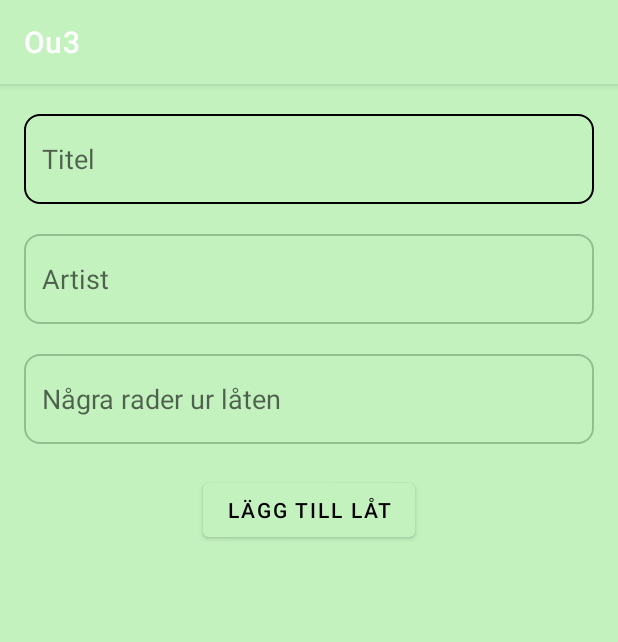
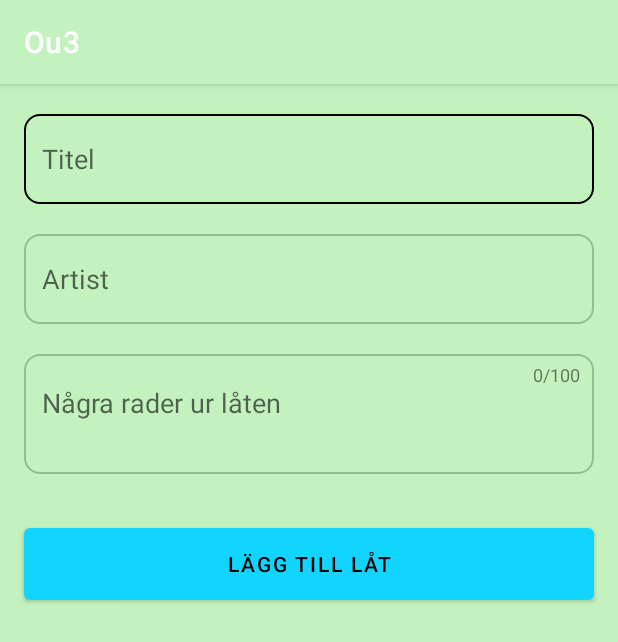
Before and after one commit to emmylindgren/OCCENTO, an Android app: the fragment AddSongFragment shown on its own in the app's theme, on a phone screen of 412 x 824 dp. Shown: the top 642 px of the screen. Run offline under Robolectric (Android 15) with nearby library versions, the phone set to English and light mode, and no system bars; our stand-ins replace Room's generated code.

Commit message:
Small things on add song fixed.

```diff
--- a/app/src/main/java/se/umu/emli/ou3/ui/addSong/AddSongFragment.java
+++ b/app/src/main/java/se/umu/emli/ou3/ui/addSong/AddSongFragment.java
@@ -1,18 +1,23 @@
 package se.umu.emli.ou3.ui.addSong;
 
 import android.os.Bundle;
+import android.text.Editable;
+import android.text.TextWatcher;
 import android.view.LayoutInflater;
 import android.view.View;
 import android.view.ViewGroup;
 import android.view.inputmethod.InputMethodManager;
 import android.widget.Button;
 import android.widget.EditText;
+import android.widget.TextView;
 
 import androidx.annotation.NonNull;
 import androidx.fragment.app.Fragment;
 import androidx.lifecycle.ViewModelProvider;
 
 import com.google.android.material.snackbar.Snackbar;
+
+import org.jetbrains.annotations.NotNull;
 
 import se.umu.emli.ou3.R;
 import se.umu.emli.ou3.Song;
@@ -23,6 +28,7 @@ public class AddSongFragment extends Fragment {
     private EditText editTextTitle;
     private EditText editTextArtist;
     private EditText editTextLyrics;
+    private TextView nrOfCharsLyrics;
     private Button saveSongButton;
 
     public View onCreateView(@NonNull LayoutInflater inflater,
@@ -32,12 +38,8 @@ public class AddSongFragment extends Fragment {
 
         View root = inflater.inflate(R.layout.fragment_add_song, container, false);
 
-        editTextTitle = root.findViewById(R.id.title_edit_text);
-        editTextArtist = root.findViewById(R.id.artist_edit_text);
-        editTextLyrics = root.findViewById(R.id.lyrics_edit_text);
-        saveSongButton = root.findViewById(R.id.save_song);
-
-        saveSongButton.setOnClickListener(this::addSong);
+        setUpViewItems(root);
+        setUpListeners();
 
         return root;
     }
@@ -45,8 +47,50 @@ public class AddSongFragment extends Fragment {
     @Override
     public void onDestroyView() {
         super.onDestroyView();
+    }
 
+    @Override
+    public void onPause(){
+        super.onPause();
+        hideKeyboard(requireView());
     }
+
+    private void setUpListeners() {
+        saveSongButton.setOnClickListener(this::addSong);
+        editTextLyrics.addTextChangedListener(startTextWatcher());
+    }
+
+    @NotNull
+    private TextWatcher startTextWatcher() {
+        return new TextWatcher() {
+            @Override
+            public void beforeTextChanged(CharSequence s, int start, int count, int after) {
+
+            }
+
+            @Override
+            public void onTextChanged(CharSequence s, int start, int before, int count) {
+
+            }
+
+            @Override
+            public void afterTextChanged(Editable editable) {
+                String currentText = editable.toString();
+                int currentLength = currentText.length();
+                nrOfCharsLyrics.setText(currentLength + "/100");
+            }
+        };
+    }
+
+    private void setUpViewItems(View root) {
+        editTextTitle = root.findViewById(R.id.title_edit_text);
+        editTextArtist = root.findViewById(R.id.artist_edit_text);
+        editTextLyrics = root.findViewById(R.id.lyrics_edit_text);
+        nrOfCharsLyrics = root.findViewById(R.id.max_chars_count);
+        saveSongButton = root.findViewById(R.id.save_song);
+    }
+
+
 
     private void addSong(View view){
         String title = editTextTitle.getText().toString();
@@ -74,7 +118,8 @@ public class AddSongFragment extends Fragment {
      * @param view
      */
     private void hideKeyboard(View view){
-        InputMethodManager imm = (InputMethodManager) requireContext().getSystemService(requireActivity().INPUT_METHOD_SERVICE);
+        InputMethodManager imm = (InputMethodManager) requireContext().
+                getSystemService(requireActivity().INPUT_METHOD_SERVICE);
         imm.hideSoftInputFromWindow(view.getWindowToken(), 0);
     }
 }
--- a/app/src/main/res/layout/fragment_add_song.xml
+++ b/app/src/main/res/layout/fragment_add_song.xml
@@ -19,6 +19,7 @@
         android:paddingEnd="12dp"
         android:background="@drawable/custom_input"
         android:ems="15"
+        android:maxLength="50"
         android:hint="@string/title_field"
         android:inputType="text" />
 
@@ -33,28 +34,53 @@
         android:paddingEnd="12dp"
         android:background="@drawable/custom_input"
         android:ems="15"
+        android:maxLength="50"
         android:hint="@string/artist_field"
         android:inputType="text" />
+
+    <RelativeLayout
+        android:layout_width="match_parent"
+        android:layout_height="100dp">
 
         <EditText
             android:id="@+id/lyrics_edit_text"
             android:layout_width="match_parent"
-        android:layout_height="60dp"
+            android:layout_height="100dp"
             android:layout_marginLeft="16dp"
             android:layout_marginRight="16dp"
             android:layout_marginTop="20dp"
+            android:paddingTop="20dp"
             android:paddingStart="12dp"
             android:paddingEnd="12dp"
             android:background="@drawable/custom_input"
             android:ems="15"
             android:hint="@string/lyrics_field"
-        android:inputType="text" />
+            android:inputType="text"
+            android:maxLength="100"
+            android:gravity="top"/>
+
+        <TextView
+            android:id="@+id/max_chars_count"
+            android:layout_width="wrap_content"
+            android:layout_height="wrap_content"
+            android:layout_alignTop="@+id/lyrics_edit_text"
+            android:layout_alignParentEnd="true"
+            android:layout_alignParentTop="true"
+            android:layout_marginTop="25dp"
+            android:layout_marginEnd="25dp"
+            android:layout_marginBottom="12dp"
+            android:text="@string/maxCharacterCount"
+            android:textSize="12sp" />
+    </RelativeLayout>
+
 
     <Button
         android:id="@+id/save_song"
-        android:layout_width="wrap_content"
-        android:layout_height="wrap_content"
-        android:layout_marginTop="20dp"
+        android:layout_width="match_parent"
+        android:layout_height="60dp"
+        android:layout_marginLeft="16dp"
+        android:layout_marginRight="16dp"
+        android:layout_marginTop="30dp"
         android:layout_gravity="center"
         android:text="@string/add_song_button"
         />
--- a/app/src/main/res/values/strings.xml
+++ b/app/src/main/res/values/strings.xml
@@ -9,7 +9,7 @@
 
     <string name="menu_home">Home</string>
     <string name="menu_see_songs">See songs</string>
-    <string name="menu_add_song">Add song</string>
+    <string name="menu_add_song">Lägg till låt</string>
     <string name="incorrect_song_add">Fyll i alla rutor</string>
     <string name="song_added">Låten är tillagd!</string>
 
@@ -20,4 +20,5 @@
     <string name="artist_field">Artist</string>
     <string name="lyrics_field">Några rader ur låten</string>
     <string name="add_song_button">Lägg till låt</string>
+    <string name="maxCharacterCount">0/100</string>
 </resources>
--- a/app/src/main/res/values/themes.xml
+++ b/app/src/main/res/values/themes.xml
@@ -12,6 +12,7 @@
         <!-- Status bar color. -->
         <item name="android:statusBarColor" tools:targetApi="l">?attr/colorPrimaryVariant</item>
         <!-- Customize your theme here. -->
+        <item name="materialButtonStyle">@style/Widget.App.Button</item>
     </style>
 
     <style name="Theme.Ou3.NoActionBar">
@@ -20,6 +21,9 @@
     </style>
 
     <style name="Theme.Ou3.AppBarOverlay" parent="ThemeOverlay.AppCompat.Dark.ActionBar" />
+    <style name="Theme.Ou3.PopupOverlay" parent="ThemeOverlay.AppCompat.Light" />
 
-    <style name="Theme.Ou3.PopupOverlay" parent="ThemeOverlay.AppCompat.Light" />
+    <style name="Widget.App.Button" parent="Widget.MaterialComponents.Button">
+        <item name="backgroundTint">@color/secondary_blue</item>
+    </style>
 </resources>
```
Lines whose indentation alone changed are shown as unchanged.
